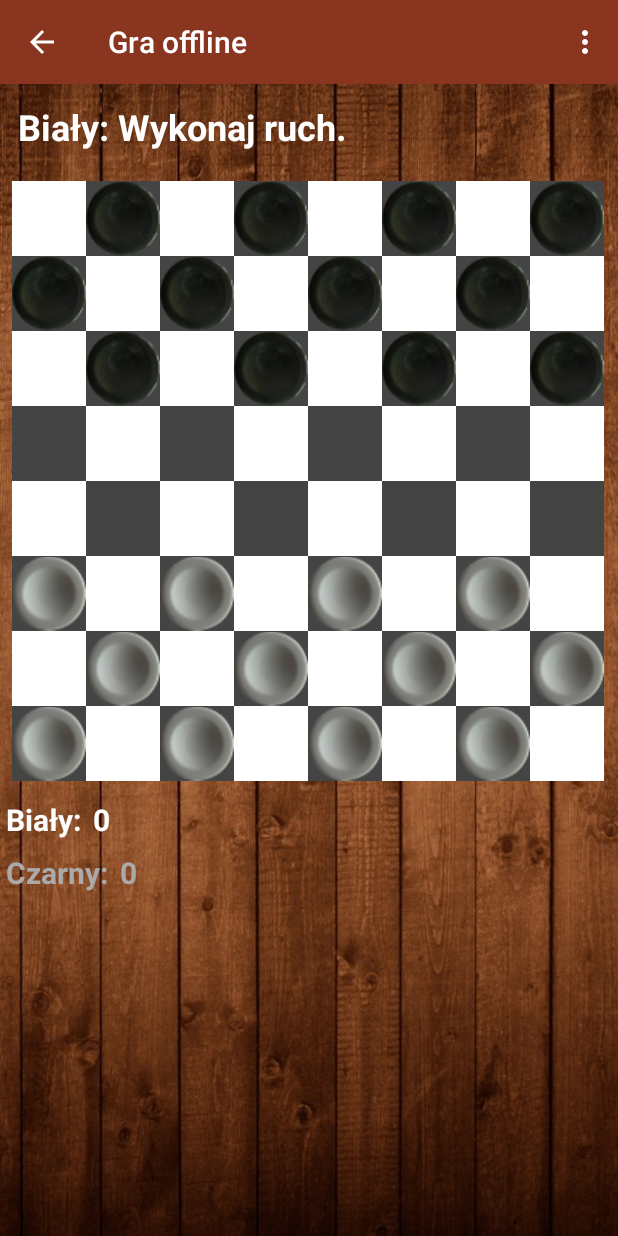
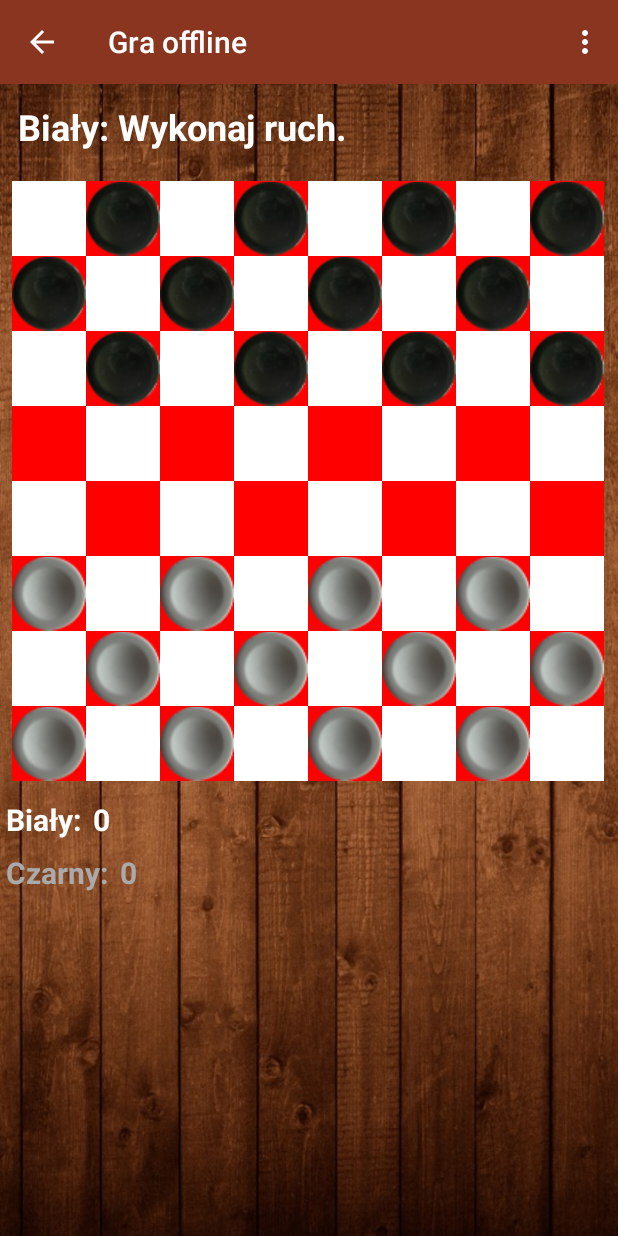
Before and after one commit to PSyron/CheckersMobile, an Android app: the GameTableActivity screen opened directly, with no data from a screen before it, on a phone screen of 412 x 824 dp. Run offline under Robolectric (Android 15) with nearby library versions, the phone set to English and light mode, and no system bars; our stand-ins replace ButterKnife, Volley; libraries missing offline, so code that uses them is left out: de.greenrobot.event; network calls fail; 2 statements that could not run were skipped.

Commit message:
final version

```diff
--- a/MyApplication/app/src/main/java/pl/checkersmobile/Adapter/GameTableAdapter.java
+++ b/MyApplication/app/src/main/java/pl/checkersmobile/Adapter/GameTableAdapter.java
@@ -76,11 +76,11 @@ public class GameTableAdapter extends BaseAdapter {
             if (inPosition % 2 == 0) {
                 inImageView.setBackgroundColor(Color.WHITE);
             } else {
-                inImageView.setBackgroundColor(Color.DKGRAY);
+                inImageView.setBackgroundColor(Color.RED);
             }
         } else {
             if (inPosition % 2 == 0) {
-                inImageView.setBackgroundColor(Color.DKGRAY);
+                inImageView.setBackgroundColor(Color.RED);
             } else {
                 inImageView.setBackgroundColor(Color.WHITE);
             }
--- a/MyApplication/app/src/main/java/pl/checkersmobile/fragment/InviteToGameFragment.java
+++ b/MyApplication/app/src/main/java/pl/checkersmobile/fragment/InviteToGameFragment.java
@@ -60,6 +60,7 @@ public class InviteToGameFragment extends Fragment implements InviteInterface {
 
     @Override
     public void onSendInvitationClicked(User user) {
+        Toast.makeText(getActivity(), "Wysłano zaproszenie do " + user.getName(), Toast.LENGTH_SHORT).show();
         HttpRequestHelper.getInstance(getActivity()).sendInvitations(PrefsHelper.getSessionToken(), user.getName(), PrefsHelper.getGameId());
     }
 
--- a/MyApplication/app/src/main/java/pl/checkersmobile/gui/GameTableActivity.java
+++ b/MyApplication/app/src/main/java/pl/checkersmobile/gui/GameTableActivity.java
@@ -460,6 +460,7 @@ public class GameTableActivity extends BaseAppBarActivity {
         builder.setPositiveButton(android.R.string.yes, new DialogInterface.OnClickListener() {
             public void onClick(DialogInterface dialog, int id) {
                 //TODO
+                HttpRequestHelper.getInstance(GameTableActivity.this).createTable(PrefsHelper.getSessionToken());
                 doNewGame(true);
                 dialog.dismiss();
             }
@@ -505,6 +506,7 @@ public class GameTableActivity extends BaseAppBarActivity {
 
     public void onEvent(OnAcceptedInviteEvent event) {
         if (event.getStatus() == ResponseStatus.SUCCESS) {
+            Toast.makeText(this, event.getSecondPlayerName() + " zaakceptował zaproszenie", Toast.LENGTH_SHORT).show();
             onPlayerWhiteBack(event.getSecondPlayerName());
         } else {
             Toast.makeText(this, R.string.error_occurred, Toast.LENGTH_SHORT).show();
--- a/MyApplication/app/src/main/java/pl/checkersmobile/gui/InvitationsActivity.java
+++ b/MyApplication/app/src/main/java/pl/checkersmobile/gui/InvitationsActivity.java
@@ -65,10 +65,11 @@ public class InvitationsActivity extends BaseAppBarActivity implements InviteInt
     public void onEvent(GetInvitesEvent event) {
         if (event.getStatus() == ResponseStatus.SUCCESS) {
             mAdapter = new InvitationsAdapter(this, event.getInvites());
-            mInvitationList.setAdapter(mAdapter);
         } else {
-            Toast.makeText(this, R.string.error_occurred, Toast.LENGTH_SHORT).show();
+            mAdapter = new InvitationsAdapter(this, null);
+            // Toast.makeText(this, R.string.error_occurred, Toast.LENGTH_SHORT).show();
         }
+        mInvitationList.setAdapter(mAdapter);
     }
 
 
```
Also changed, not shown: 1 other file.
